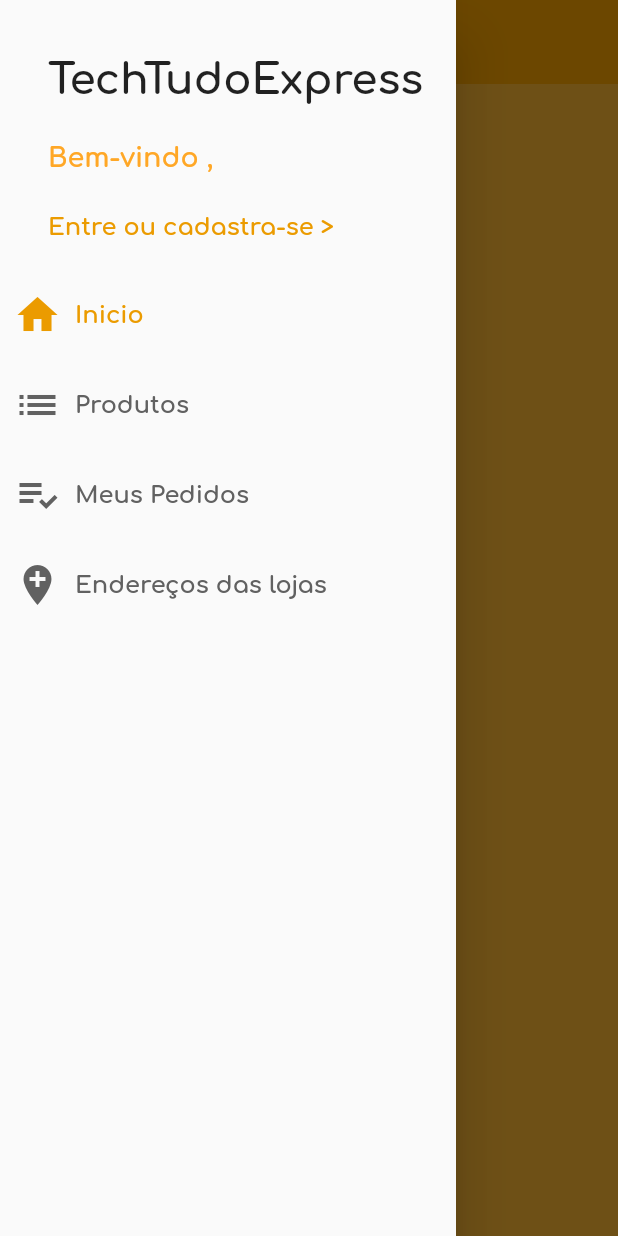
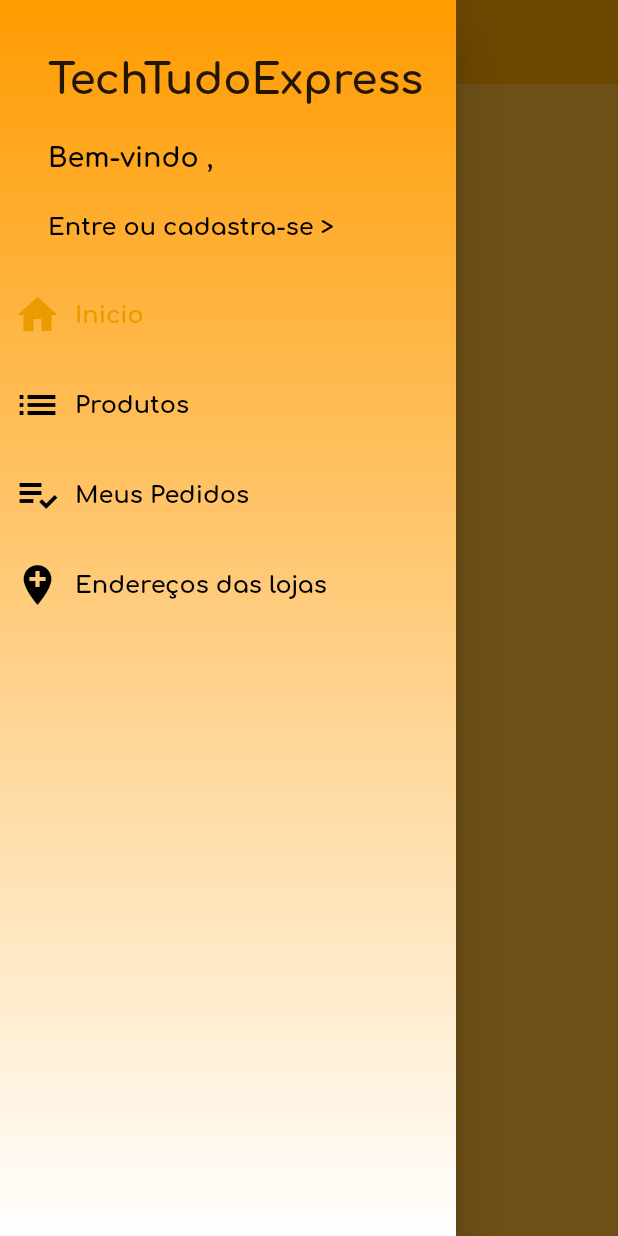
Before and after one commit to Tauan10/lojaflutter2021, a Flutter app: the screen it shows after launch, with the side drawer open, on a phone screen of 412 x 824 dp. Run offline on Flutter 3.47's test engine with Material 2 defaults, Android fonts, the phone set to English and light mode, and no system bars; our stand-ins replace cloud_firestore, firebase_auth; accounts and stored records are empty.

Commit message:
Alterando cores e aplicando cores preta

```diff
--- a/lib/common/custom_drawer/custom_drawer.dart
+++ b/lib/common/custom_drawer/custom_drawer.dart
@@ -6,8 +6,17 @@ class CustomDrawer extends StatelessWidget {
   @override
   Widget build(BuildContext context) {
     return Drawer(
-      child: ListView(
-        // ignore: prefer_const_literals_to_create_immutables
+      child: Stack(
+        children: <Widget>[
+          Container(
+            decoration: BoxDecoration(
+                gradient: LinearGradient(
+              colors: [const Color.fromARGB(255, 255, 155, 0), Colors.white],
+              begin: Alignment.topCenter,
+              end: Alignment.bottomCenter,
+            )),
+          ),
+          ListView(
             children: <Widget>[
               CustomDrawerHeader(),
               const DrawerTile(
@@ -32,6 +41,8 @@ class CustomDrawer extends StatelessWidget {
               ),
             ],
           ),
+        ],
+      ),
     );
   }
 }
--- a/lib/common/custom_drawer/custon_drawer_header.dart
+++ b/lib/common/custom_drawer/custon_drawer_header.dart
@@ -32,7 +32,7 @@ class CustomDrawerHeader extends StatelessWidget {
                     style: TextStyle(
                         fontSize: 18,
                         fontWeight: FontWeight.bold,
-                        foreground: Paint()..color = Colors.orange[400]),
+                        foreground: Paint()..color = Colors.black),
                   ),
                   GestureDetector(
                     onTap: () {
@@ -48,7 +48,8 @@ class CustomDrawerHeader extends StatelessWidget {
                           ? 'Sair'
                           : 'Entre ou cadastra-se >',
                       style: TextStyle(
-                        color: Theme.of(context).primaryColor,
+                        color: Colors.black,
+                        //color: Theme.of(context).primaryColor,
                         fontSize: 16,
                         fontWeight: FontWeight.bold,
                       ),
--- a/lib/common/custom_drawer/drawer_tile.dart
+++ b/lib/common/custom_drawer/drawer_tile.dart
@@ -26,7 +26,7 @@ class DrawerTile extends StatelessWidget {
               child: Icon(
                 iconData,
                 size: 32,
-                color: curPage == page ? primaryColor : Colors.grey[700],
+                color: curPage == page ? primaryColor : Colors.black,
               ),
             ),
             Text(
@@ -34,7 +34,7 @@ class DrawerTile extends StatelessWidget {
               // ignore: prefer_const_constructors
               style: TextStyle(
                 fontSize: 16,
-                color: curPage == page ? primaryColor : Colors.grey[700],
+                color: curPage == page ? primaryColor : Colors.black,
               ),
             )
           ],
```
Lines whose indentation alone changed are shown as unchanged.
